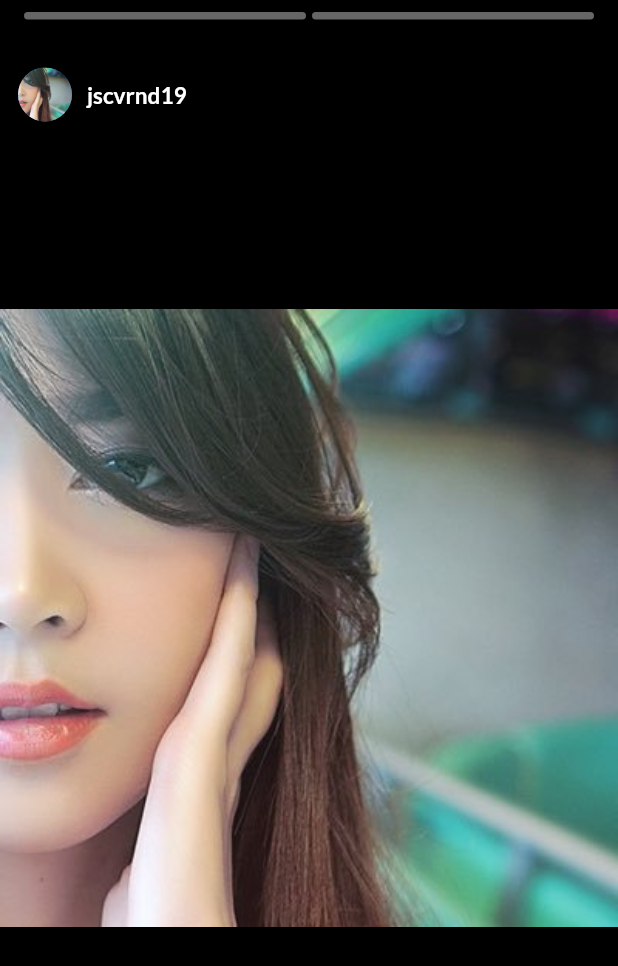
After one commit to dickyrey/instagramclone, a Flutter app: the screen it shows after launch, after a tap on "jscvrnd19", on a phone screen of 412 x 824 dp. The commit adds this screen. Shown: the top 966 px of the screen. Run offline on Flutter 3.47's test engine with Material 2 defaults, Android fonts, the phone set to English and light mode, and no system bars; drawn by our look-alikes of story_view; our stand-ins replace flutter_svg, google_fonts.

Commit message:
stories view

```diff
--- a/lib/views/home.dart
+++ b/lib/views/home.dart
@@ -2,6 +2,7 @@ import 'package:flutter/material.dart';
 import 'package:flutter_svg/svg.dart';
 import 'package:instagramclone/models/feed.dart';
 import 'package:instagramclone/models/stories.dart';
+import 'package:instagramclone/views/story_view.dart';
 import 'package:instagramclone/widgets/feed_widget.dart';
 import 'package:instagramclone/widgets/stories_widget.dart';
 import 'package:instagramclone/widgets/user_Story_Widget.dart';
@@ -50,7 +51,18 @@ class Home extends StatelessWidget {
                     if (index == 0) {
                       return UserStoriesWidget();
                     } else {
-                      return StoriesWidget(stories: stories);
+                      return InkWell(
+                        onTap: () {
+                          Navigator.push(
+                              context,
+                              MaterialPageRoute(
+                                builder: (context) => StoryPage(
+                                  stories: stories,
+                                ),
+                              ));
+                        },
+                        child: StoriesWidget(stories: stories),
+                      );
                     }
                   },
                 ),
--- /dev/null
+++ b/lib/views/story_view.dart
@@ -0,0 +1,73 @@
+import 'package:flutter/material.dart';
+import 'package:instagramclone/constants.dart';
+import 'package:instagramclone/models/stories.dart';
+import 'package:story_view/story_view.dart';
+
+class StoryPage extends StatefulWidget {
+  final Stories stories;
+  StoryPage({this.stories});
+
+  @override
+  _StoryPageState createState() => _StoryPageState();
+}
+
+class _StoryPageState extends State<StoryPage> {
+  final storyController = StoryController();
+
+  @override
+  void dispose() {
+    storyController.dispose();
+    super.dispose();
+  }
+
+  @override
+  Widget build(BuildContext context) {
+    return Scaffold(
+      body: Container(
+        child: Stack(
+          children: [
+            StoryView(
+              controller: storyController,
+              onStoryShow: (s) {
+                print("Showing a story");
+              },
+              onComplete: () {
+                Navigator.pop(context);
+              },
+              progressPosition: ProgressPosition.top,
+              repeat: false,
+              storyItems: widget.stories.storiesImage
+                  .map(
+                    (e) => StoryItem.pageProviderImage(
+                      AssetImage(e.image),
+                      imageFit: BoxFit.contain,
+                      duration: Duration(seconds: 3),
+                    ),
+                  )
+                  .toList(),
+            ),
+            Positioned(
+              top: 45.0,
+              left: 12.0,
+              child: Container(
+                child: Row(
+                  children: [
+                    CircleAvatar(
+                      radius: 18.0,
+                      backgroundImage: AssetImage(widget.stories.image),
+                    ),
+                    SizedBox(width: 10.0),
+                    Text(
+                      widget.stories.username,
+                      style: kTitleStyle.copyWith(color: Colors.white),
+                    )
+                  ],
+                ),
+              ),
+            )
+          ],
+        ),
+      ),
+    );
+  }
+}
--- a/pubspec.yaml
+++ b/pubspec.yaml
@@ -20,11 +20,10 @@ dependencies:
   flutter:
     sdk: flutter
   google_fonts: ^1.1.0
-
-  # The following adds the Cupertino Icons font to your application.
-  # Use with the CupertinoIcons class for iOS style icons.
+  story_view: ^0.12.3
   cupertino_icons: ^0.1.2
   flutter_svg: ^0.17.4
+
 
 
 dev_dependencies:
```
Also changed, not shown: lib/models/stories.dart (+76 -4 lines), pubspec.lock.
